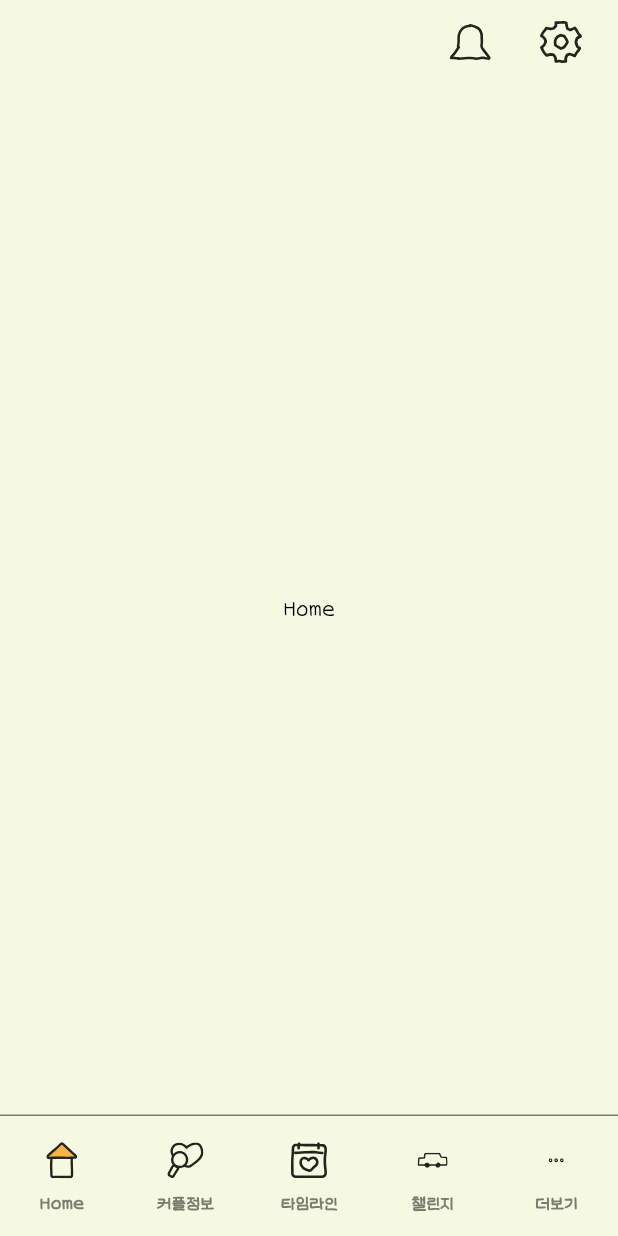
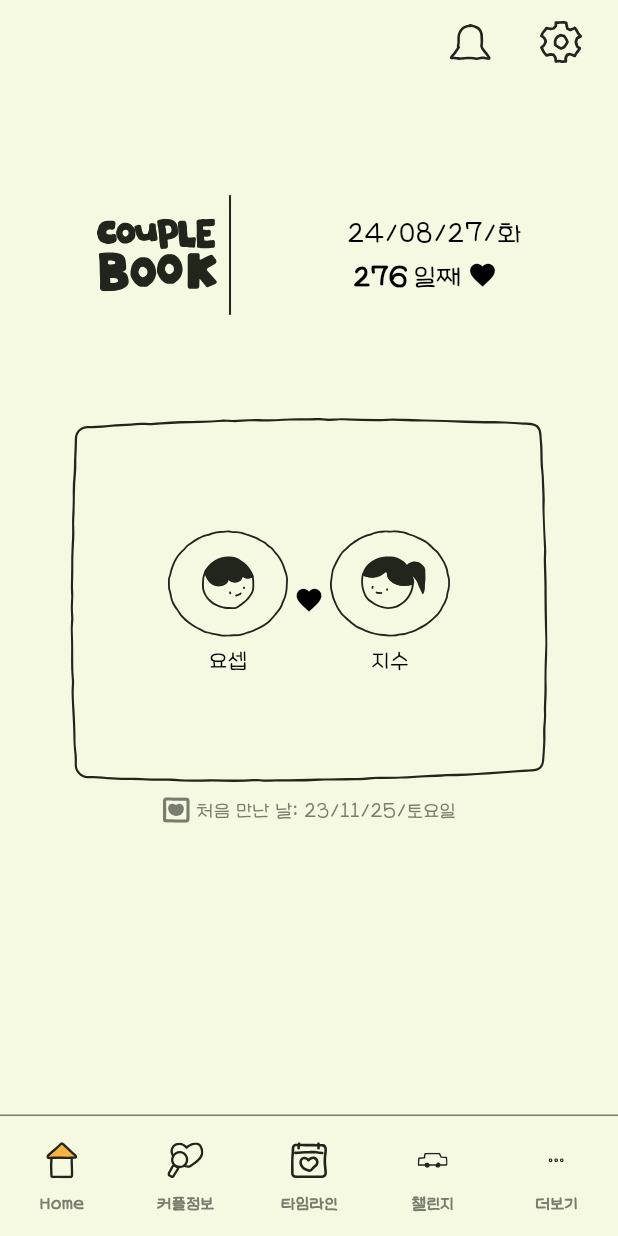
Before and after one commit to coupleBook/couple-book-app, a Flutter app: the screen it shows after launch, on a phone screen of 412 x 824 dp. Run offline on Flutter 3.47's test engine with Material 3 defaults, Android fonts, the light colour scheme and no system bars; our stand-ins replace flutter_riverpod, flutter_svg, go_router.

Commit message:
메인 화면 작업

```diff
--- a/lib/pages/home/page.dart
+++ b/lib/pages/home/page.dart
@@ -1,6 +1,10 @@
+// HomePage.dart
+
 import 'package:COUPLE_BOOK/gen/colors.gen.dart';
 import 'package:COUPLE_BOOK/pages/home/widget/home_app_bar.dart';
+import 'package:COUPLE_BOOK/pages/home/widget/main_dday.dart';
 import 'package:flutter/material.dart';
+import 'package:intl/intl.dart'; // intl 패키지 추가
 
 import '../../gen/assets.gen.dart';
 import '../../l10n/l10n.dart';
@@ -15,11 +19,15 @@ class HomePage extends StatefulWidget {
 
 class _HomePageState extends State<HomePage> {
   int _selectedIndex = 0;
-  double _iconSize = 10.0;
+
+  // 현재 날짜와 D-day 계산
+  final String today = DateFormat('yy/MM/dd/E', 'ko_KR').format(DateTime.now());
+  final int dday = DateTime.now().difference(DateTime(2023, 11, 25)).inDays;
+
 
   // 각 탭에서 표시할 위젯들을 정의
-  static const List<Widget> _widgetOptions = <Widget>[
-    Center(child: AppText('Home')),
+  late final List<Widget> _widgetOptions = <Widget>[
+    MainDdayView(today: today, dday: dday), // Home 버튼에서 MainDdayView를 표시
     Center(child: AppText('커플정보')),
     Center(child: AppText('타임라인')),
     Center(child: AppText('챌린지')),
--- /dev/null
+++ b/lib/pages/home/widget/main_dday.dart
@@ -0,0 +1,181 @@
+// main_dday.dart
+
+import 'package:COUPLE_BOOK/gen/colors.gen.dart';
+import 'package:flutter/material.dart';
+import '../../../../gen/assets.gen.dart';
+import '../../../style/text_style.dart';
+
+class MainDdayView extends StatelessWidget {
+  final String today;
+  final int dday;
+
+  const MainDdayView({
+    super.key,
+    required this.today,
+    required this.dday,
+  });
+
+  @override
+  Widget build(BuildContext context) {
+    return SingleChildScrollView(
+      child: Container(
+      width: MediaQuery.of(context).size.width, // 화면 전체 너비 사용
+      alignment: Alignment.topCenter, // 가로 중앙 정렬
+        child: Column(
+          mainAxisAlignment: MainAxisAlignment.start, // 상단에 붙이기업
+          crossAxisAlignment: CrossAxisAlignment.center, // 가로 중앙 정렬
+          children: [
+            // D-day Section
+            Container(
+              padding: EdgeInsets.symmetric(horizontal: 16.0, vertical: 60.0),
+              constraints: BoxConstraints(maxWidth: 350),
+              child: Row(
+                mainAxisAlignment: MainAxisAlignment.center,
+                crossAxisAlignment: CrossAxisAlignment.center,
+                children: [
+                  // Couple Book Section
+                  Flexible(
+                    child: Column(
+                      crossAxisAlignment: CrossAxisAlignment.center,
+                      children: [
+                        Row(
+                          children: [
+                            Assets.icons.logoContent.svg(
+                              width: 80,
+                              height: 80,
+                            ),
+                            SizedBox(width: 8),
+                            Assets.icons.lineContent.svg(
+                              height: 80,
+                            ),
+                          ],
+                        ),
+                      ],
+                    ),
+                  ),
+                  SizedBox(width: 16.0),
+                  // Text Section
+                  Flexible(
+                    child: Column(
+                      mainAxisAlignment: MainAxisAlignment.center,
+                      crossAxisAlignment: CrossAxisAlignment.start,
+                      children: [
+                        AppText(
+                          today,
+                          style: TypoStyle.seoyunR19_1_4,
+                        ),
+                        Row(
+                          mainAxisSize: MainAxisSize.min,
+                          crossAxisAlignment: CrossAxisAlignment.center,
+                          children: [
+                            Container(
+                              padding: EdgeInsets.symmetric(horizontal: 4, vertical: 2),
+                              child: AppText(
+                                '$dday',
+                                style: TypoStyle.seoyunB19_1_4,
+                              ),
+                            ),
+                            AppText(
+                              '일째',
+                              style: TypoStyle.seoyunR19_1_4,
+                            ),
+                            SizedBox(width: 4.0),
+                            Icon(
+                              Icons.favorite,
+                              size: 20,
+                              color: Colors.black,
+                            ),
+                          ],
+                        ),
+                      ],
+                    ),
+                  ),
+                ],
+              ),
+            ),
+            // Character and Date Section
+            // SizedBox(height: 30.0), // 간격 최소화
+            Container(
+              padding: EdgeInsets.symmetric(horizontal: 16.0),
+              constraints: BoxConstraints(maxWidth: 350),
+              child: Column(
+                mainAxisAlignment: MainAxisAlignment.start, // 위로 붙이기
+                crossAxisAlignment: CrossAxisAlignment.center,
+                children: [
+                  // Character Box
+                  Stack(
+                    alignment: Alignment.center,
+                    children: [
+                      Assets.icons.homeBoxContent.svg(
+                        width: 539,
+                        height: 260,
+                      ),
+                      Column(
+                        mainAxisSize: MainAxisSize.min,
+                        children: [
+                          // Characters Row
+                          Row(
+                            mainAxisAlignment: MainAxisAlignment.center,
+                            children: [
+                              Column(
+                                children: [
+                                  Assets.icons.profileMaleContent.svg(
+                                    width: 80,
+                                    height: 80,
+                                  ),
+                                  AppText(
+                                    '요셉',
+                                    style: TypoStyle.seoyunR19_1_4.copyWith(fontSize: 16),
+                                  ),
+                                ],
+                              ),
+                              SizedBox(width: 4.0), // 간격 최소화
+                              Icon(
+                                Icons.favorite,
+                                size: 20,
+                                color: Colors.black,
+                              ),
+                              SizedBox(width: 4.0), // 간격 최소화
+                              Column(
+                                children: [
+                                  Assets.icons.profileFemaleContent.svg(
+                                    width: 80,
+                                    height: 80,
+                                  ),
+                                  AppText(
+                                    '지수',
+                                    style: TypoStyle.seoyunR19_1_4.copyWith(fontSize: 16),
+                                  ),
+                                ],
+                              ),
+                            ],
+                          ),
+                        ],
+                      ),
+                    ],
+                  ),
+                  // 바로 아래 텍스트 위치 조정, 간격 최소화
+                  Row(
+                    mainAxisAlignment: MainAxisAlignment.center,
+                    children: [
+                      Assets.icons.heartBoxContent.svg(
+                        width: 18,
+                        height: 17,
+                      ),
+                      SizedBox(width: 4.0),
+                      AppText(
+                        '처음 만난 날: 23/11/25/토요일',
+                        style: TypoStyle.seoyunR19_1_4.copyWith(fontSize: 14),
+                        color: ColorName.defaultGray,
+                      ),
+                    ],
+                  ),
+                ],
+              ),
+            ),
+          ],
+        ),
+      ),
+    );
+  }
+}
--- a/lib/style/text_style.dart
+++ b/lib/style/text_style.dart
@@ -47,6 +47,13 @@ class TypoStyle {
     fontWeight: FontWeight.bold,
   );
 
+  static const seoyunB19_1_4 = TextStyle(
+    fontFamily: 'Iseoyunchae',
+    fontSize: 19.5,
+    height: 1.4,
+    fontWeight: FontWeight.bold,
+  );
+
   /// REGULAR
   static const seoyunR46_1_5 = TextStyle(
     fontFamily: 'Iseoyunchae',
```
Also changed, not shown: 3 other files.
